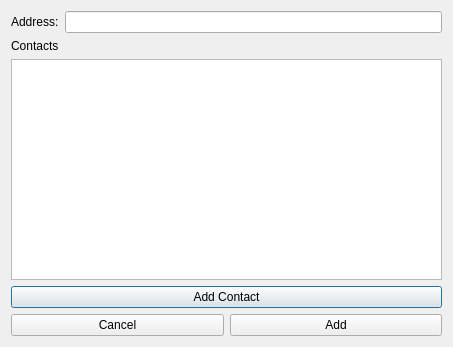
Qt form QT Projects/Pint/PintManagementSystem/addcustomeraddlocation.ui (jginsburgn/ADA) before a commit.
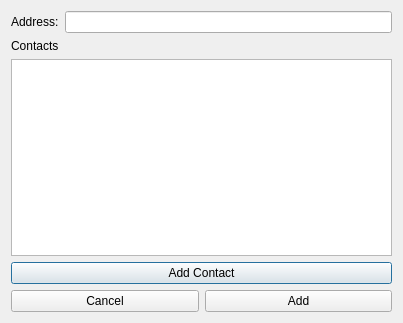
The same form after that commit.

```diff
--- a/QT Projects/Pint/PintManagementSystem/addcustomeraddlocation.ui
+++ b/QT Projects/Pint/PintManagementSystem/addcustomeraddlocation.ui
@@ -9,8 +9,8 @@
    <rect>
     <x>0</x>
     <y>0</y>
-    <width>453</width>
-    <height>347</height>
+    <width>403</width>
+    <height>323</height>
    </rect>
   </property>
   <property name="windowTitle">
```
Left out of the diff: 3 changed lines with no effect on the pictures.
